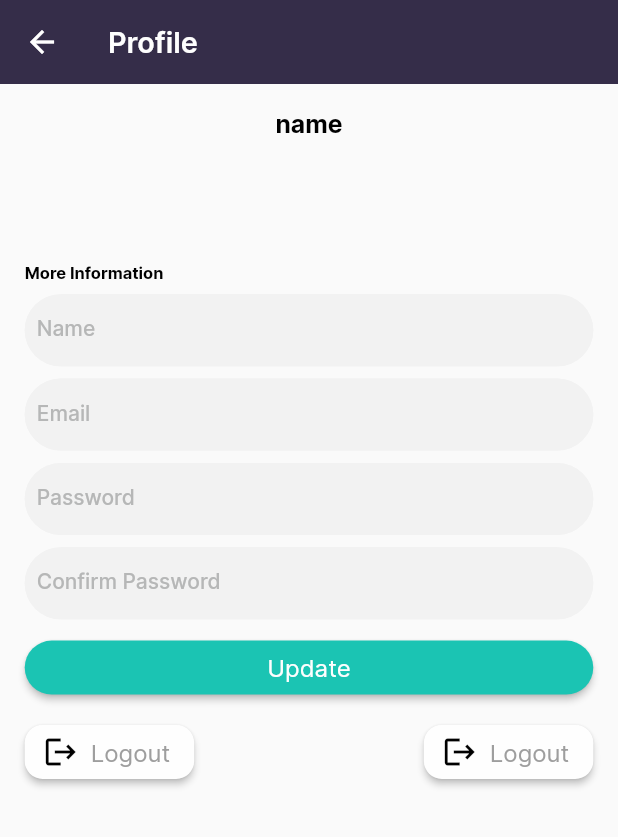
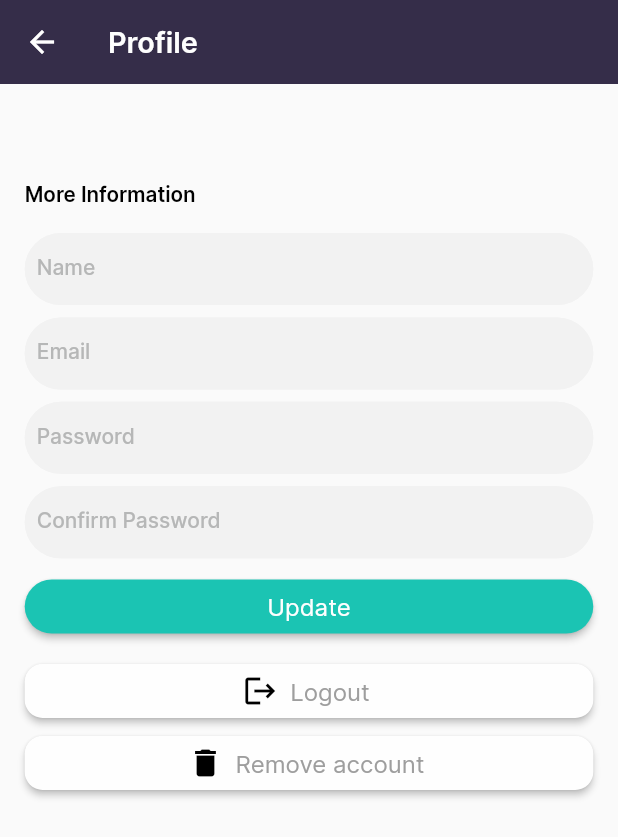
Before and after one commit to MustafaGamalM/E-Teach, a Flutter app: the ProfileView screen opened directly, on a phone screen of 412 x 824 dp. Shown: the top 837 px of the screen. Run offline on Flutter 3.47's test engine with Material 2 defaults, Android fonts, the light colour scheme and no system bars; our stand-ins replace bloc, chewie, curved_navigation_bar, dartz, dio, flutter_bloc and 8 more; accounts and stored records are empty; network calls fail; project files that could hold a hidden picture were left out.

Commit message:
edit home & profile

```diff
--- a/lib/core/utilis/app_manager/assets_manager.dart
+++ b/lib/core/utilis/app_manager/assets_manager.dart
@@ -12,6 +12,7 @@ class ImageAssets {
   static const String room = "$imagePath/room.svg";
   static const String course = "$imagePath/course_1.svg";
   static const String roomProfile = "$imagePath/room_profile.svg";
+  static const String onlineRoom = "$imagePath/online_ro.svg";
 }
 
 class JsonAssets {
--- a/lib/core/utilis/app_manager/strings_manager.dart
+++ b/lib/core/utilis/app_manager/strings_manager.dart
@@ -45,4 +45,7 @@ class AppStrings {
   static const String courseName = "Course name  : ";
   static const String logout = "Logout";
   static const String yourLearining = "Your Learning";
+  static const String courses = "Courses";
+  static const String rooms = "Rooms";
+  static const String removeAccount = "Remove account";
 }
--- a/lib/core/utilis/app_manager/values_manager.dart
+++ b/lib/core/utilis/app_manager/values_manager.dart
@@ -17,12 +17,14 @@ class AppSize {
   static const double s3 = 3.0;
   static const double s4 = 4.0;
   static const double s8 = 8.0;
+  static const double s9 = 9.0;
   static const double s10 = 10.0;
   static const double s11 = 11.0;
   static const double s12 = 12.0;
   static const double s14 = 14.0;
   static const double s16 = 16.0;
   static const double s17 = 17.0;
+  static const double s18 = 18.0;
   static const double s24 = 24.0;
   static const double s140 = 140.0;
   static const double s200 = 200.0;
--- a/lib/features/profile/presentation/view/profile_view.dart
+++ b/lib/features/profile/presentation/view/profile_view.dart
@@ -86,30 +86,22 @@ class _ProfileViewState extends State<ProfileView> {
           ),
           body: SingleChildScrollView(
             child: Padding(
-              padding: EdgeInsets.all(AppPadding.p2.h),
+              padding: EdgeInsets.only(
+                  left: AppPadding.p2.h,
+                  right: AppPadding.p2.h,
+                  top: AppPadding.p8.h,
+                  bottom: AppPadding.p4.h),
               child: Column(
                 crossAxisAlignment: CrossAxisAlignment.start,
                 children: [
-                  Align(
-                    alignment: Alignment.center,
-                    child: Text(
-                      textAlign: TextAlign.center,
-                      'name',
-                      style: getBoldText(
-                          color: ColorManager.black, fontSize: AppSize.s12.sp),
-                    ),
-                  ),
-                  SizedBox(
-                    height: AppSize.s10.h,
-                  ),
                   Text(
                     textAlign: TextAlign.left,
                     AppStrings.moreInfo,
-                    style: getBoldText(
-                        color: ColorManager.black, fontSize: AppSize.s8.sp),
+                    style: getSemiBoldText(
+                        color: ColorManager.black, fontSize: AppSize.s10.sp),
                   ),
                   SizedBox(
-                    height: AppSize.s1.h,
+                    height: AppSize.s2.h,
                   ),
                   CustomAuthFormFiled(
                     keyboardType: TextInputType.text,
@@ -152,10 +144,9 @@ class _ProfileViewState extends State<ProfileView> {
                   SizedBox(
                     height: AppSize.s1.h,
                   ),
-                  Row(
-                    mainAxisAlignment: MainAxisAlignment.spaceBetween,
-                    children: [
-                      ElevatedButton.icon(
+                  SizedBox(
+                    width: double.infinity,
+                    child: ElevatedButton.icon(
                       onPressed: () {
                         cubit.logout();
                       },
@@ -168,22 +159,25 @@ class _ProfileViewState extends State<ProfileView> {
                         textAlign: TextAlign.right,
                         style: getRegularText(
                             color: Colors.grey, fontSize: AppSize.s16),
-                          )),
-                      ElevatedButton.icon(
+                      ),
+                    ),
+                  ),
+                  SizedBox(
+                    width: double.infinity,
+                    child: ElevatedButton.icon(
                         onPressed: () {
                           cubit.removeAccount();
                         },
                         icon: const Icon(
-                            Icons.logout,
+                          Icons.delete,
                           color: Colors.black,
                         ),
                         label: Text(
-                            AppStrings.logout,
+                          AppStrings.removeAccount,
                           textAlign: TextAlign.right,
                           style: getRegularText(
                               color: Colors.grey, fontSize: AppSize.s16),
                         )),
-                    ],
                   ),
                 ],
               ),
--- a/lib/features/widgets/custom_course.dart
+++ b/lib/features/widgets/custom_course.dart
@@ -21,6 +21,7 @@ class CustomCourse extends StatelessWidget {
         width: 20.h,
         height: 20.h,
         padding: EdgeInsets.all(AppPadding.p1.h),
+        margin: EdgeInsets.all(AppPadding.p1.h),
         alignment: Alignment.center,
         decoration: BoxDecoration(
             borderRadius: BorderRadius.circular(AppSize.s24),
@@ -39,7 +40,7 @@ class CustomCourse extends StatelessWidget {
               overflow: TextOverflow.ellipsis,
               maxLines: 2,
               style: getMediumText(
-                  color: ColorManager.black, fontSize: AppSize.s10),
+                  color: ColorManager.black, fontSize: AppSize.s9.sp),
             )
           ],
         ),
--- a/lib/features/widgets/custom_loading.dart
+++ b/lib/features/widgets/custom_loading.dart
@@ -9,7 +9,6 @@ class CustomLoading extends StatelessWidget {
   @override
   Widget build(BuildContext context) {
     return Center(
-        child: Lottie.asset(JsonAssets.loading,
-            height: 15.h, width: 15.w, fit: BoxFit.cover));
+        child: Lottie.asset(JsonAssets.loading, height: 15.h, width: 15.w));
   }
 }
```
Also changed, not shown: lib/core/widgets/custom_popup.dart (+5 -2 lines), lib/features/home/data/model/course_model.dart (+23 -7 lines), lib/features/home/data/repo/home_repo_impl.dart (+8 -1 lines), lib/features/home/presentation/view/home_view.dart (+10 -4 lines), lib/features/home/presentation/view/widgets/custom_courses_widget.dart (+1 -7 lines), lib/features/widgets/custom_error_view.dart (+15 -7 lines), lib/features/widgets/custom_room.dart (+9 -7 lines), assets/images/online_ro.svg (added), 1 other file. Lines whose indentation alone changed are shown as unchanged.
